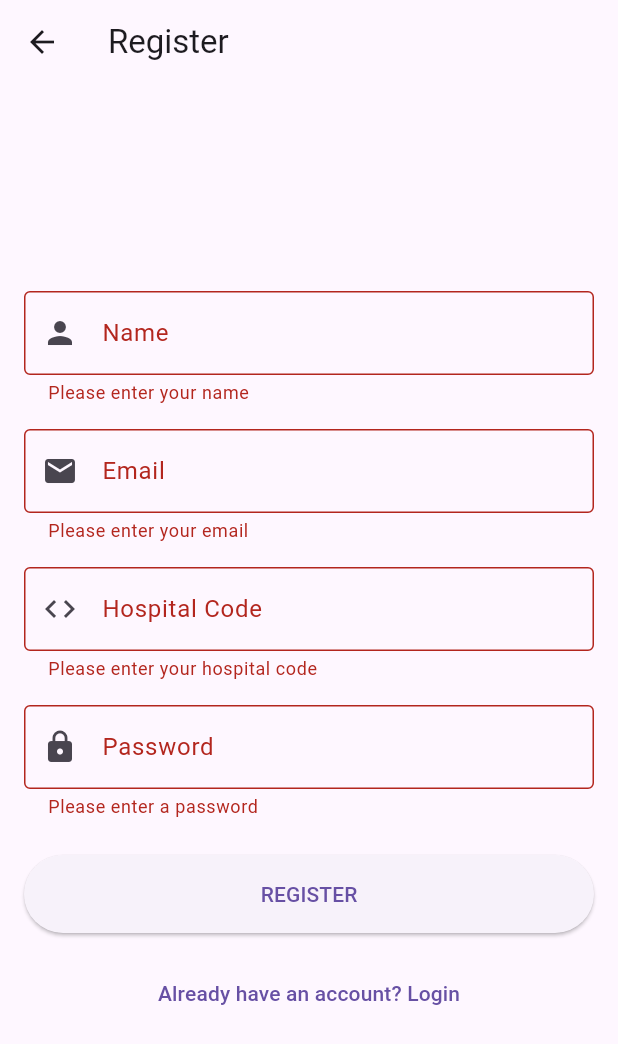
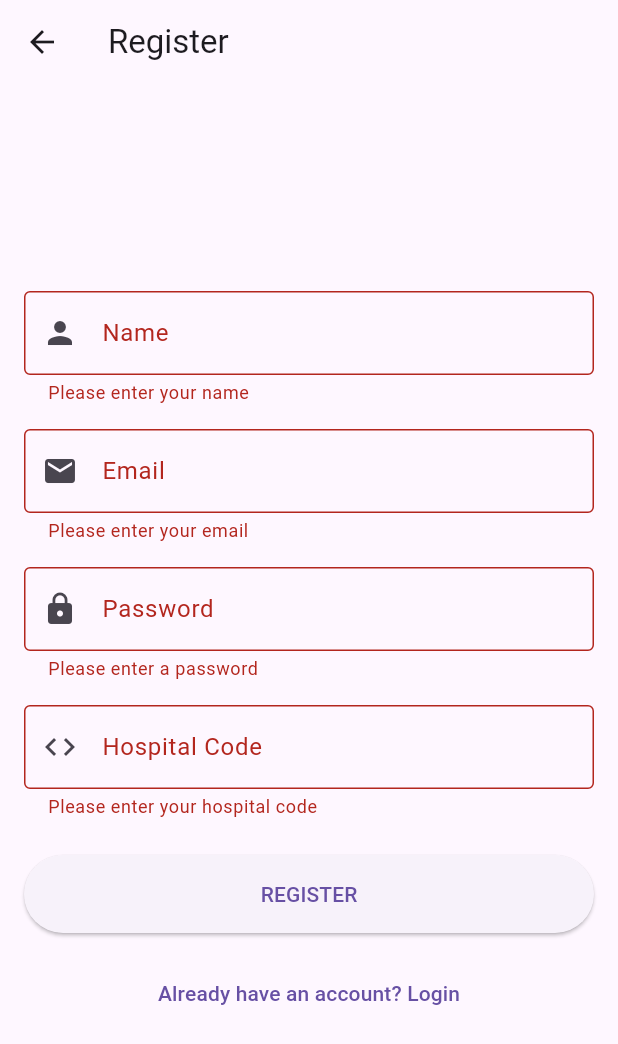
Before and after one commit to gHoSTeCHs/hospitalAppMobile, a Flutter app: the RegisterScreen screen opened by its route, after a tap on "REGISTER", on a phone screen of 412 x 824 dp. Shown: the top 1044 px of the screen. Run offline on Flutter 3.47's test engine with Material 3 defaults, Android fonts, the phone set to English and light mode, and no system bars; our stand-ins replace shared_preferences; accounts and stored records are empty.

Commit message:
refactored the auth system

```diff
--- /dev/null
+++ b/lib/models/hospital.dart
@@ -0,0 +1,15 @@
+class Hospital {
+  final int id;
+  final String name;
+  final String code;
+
+  Hospital({required this.id, required this.name, required this.code});
+
+  factory Hospital.fromJson(Map<String, dynamic> json) {
+    return Hospital(
+      id: json['id'],
+      name: json['name'],
+      code: json['hospital_code'] ?? '',
+    );
+  }
+}
--- a/lib/screens/auth/register_screen.dart
+++ b/lib/screens/auth/register_screen.dart
@@ -13,14 +13,15 @@ class _RegisterScreenState extends State<RegisterScreen> {
   final _formKey = GlobalKey<FormState>();
   final _nameController = TextEditingController();
   final _emailController = TextEditingController();
+  final _passwordController = TextEditingController();
   final _hospitalCodeController = TextEditingController();
-  final _passwordController = TextEditingController();
 
   @override
   void dispose() {
     _nameController.dispose();
     _emailController.dispose();
     _passwordController.dispose();
+    _hospitalCodeController.dispose();
     super.dispose();
   }
 
@@ -32,6 +33,7 @@ class _RegisterScreenState extends State<RegisterScreen> {
       _nameController.text.trim(),
       _emailController.text.trim(),
       _passwordController.text,
+      _hospitalCodeController.text.trim(),
     );
 
     if (success && mounted) {
@@ -89,23 +91,6 @@ class _RegisterScreenState extends State<RegisterScreen> {
 
               SizedBox(height: 16),
               TextFormField(
-                controller: _hospitalCodeController,
-                decoration: InputDecoration(
-                  labelText: 'Hospital Code',
-                  border: OutlineInputBorder(),
-                  prefixIcon: Icon(Icons.code),
-                ),
-                keyboardType: TextInputType.text,
-                validator: (value) {
-                  if (value == null || value.isEmpty) {
-                    return "Please enter your hospital code";
-                  }
-
-                  return null;
-                },
-              ),
-              SizedBox(height: 16),
-              TextFormField(
                 controller: _passwordController,
                 decoration: InputDecoration(
                   labelText: 'Password',
@@ -120,6 +105,24 @@ class _RegisterScreenState extends State<RegisterScreen> {
                   if (value.length < 6) {
                     return 'Password must be at least 6 characters';
                   }
+                  return null;
+                },
+              ),
+
+              SizedBox(height: 16),
+              TextFormField(
+                controller: _hospitalCodeController,
+                decoration: InputDecoration(
+                  labelText: 'Hospital Code',
+                  border: OutlineInputBorder(),
+                  prefixIcon: Icon(Icons.code),
+                ),
+                keyboardType: TextInputType.text,
+                validator: (value) {
+                  if (value == null || value.isEmpty) {
+                    return "Please enter your hospital code";
+                  }
+
                   return null;
                 },
               ),
--- a/lib/screens/profile.dart
+++ b/lib/screens/profile.dart
@@ -24,6 +24,10 @@ class ProfileScreen extends StatelessWidget {
             authProvider.user?.name ?? "User",
             style: const TextStyle(fontSize: 24, fontWeight: FontWeight.bold),
           ),
+          Text(
+            authProvider.user?.hospitalCode ?? "User",
+            style: const TextStyle(fontSize: 24, fontWeight: FontWeight.bold),
+          ),
           const SizedBox(height: 8),
           Text(
             authProvider.user?.email ?? "user@example.com",
```
Also changed, not shown: lib/providers/auth_provider.dart (+7 -2 lines), lib/services/auth_service.dart (+13 -3 lines), 1 other file.
